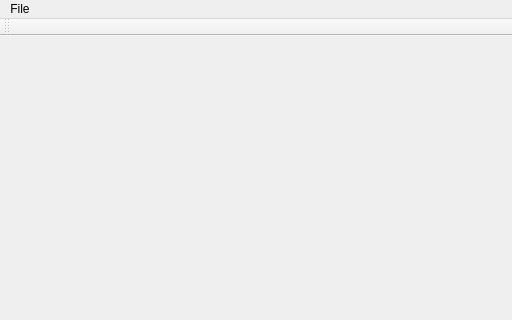
This is forms/mainwindow.ui in Grandduchy/8080 as Qt 5 draws it before an edit; both pictures show x 0 to 512 and y 0 to 320 of the 512 by 512 pixel window. The edited form follows.
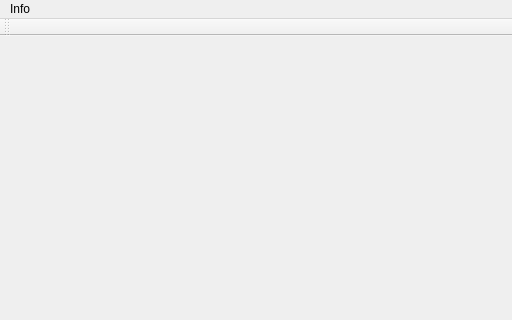
This is the edited form.

Commit message: added info wiindow

Diff of the .ui file:
```diff
--- a/forms/mainwindow.ui
+++ b/forms/mainwindow.ui
@@ -35,12 +35,12 @@
      <height>22</height>
     </rect>
    </property>
-   <widget class="QMenu" name="menuFile">
+   <widget class="QMenu" name="menuInfo">
     <property name="title">
-     <string>File</string>
+     <string>Info</string>
     </property>
    </widget>
-   <addaction name="menuFile"/>
+   <addaction name="menuInfo"/>
   </widget>
   <widget class="QToolBar" name="mainToolBar">
    <attribute name="toolBarArea">
```
The commit also changes 6 other files.
